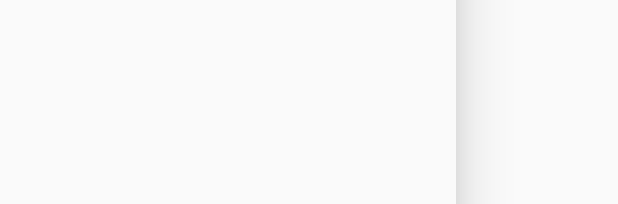
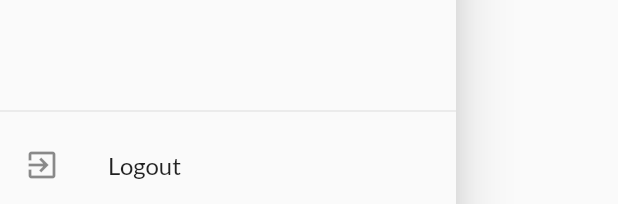
Before and after one commit to Rinnohara9803/myShop, a Flutter app: the AppDrawer widget shown alone on an empty page, opened directly, on a phone screen of 412 x 824 dp. Shown: the part 1029-1233 px from the top of the screen. Run offline on Flutter 3.47's test engine with Material 2 defaults, Android fonts, the phone set to English and light mode, and no system bars; our stand-ins replace shared_preferences, shimmer; accounts and stored records are empty; network calls fail.

Commit message:
auto logout functionality added

```diff
--- a/lib/main.dart
+++ b/lib/main.dart
@@ -63,9 +63,9 @@ class MyApp extends StatelessWidget {
               fontFamily: 'Lato',
             ),
             debugShowCheckedModeBanner: false,
-            initialRoute: auth.isAuth ? '/' : AuthPage.routeName,
+            home: auth.isAuth ? const ProductOverview() : AuthPage(),
             routes: {
-              '/': (ctx) => const ProductOverview(),
+              ProductOverview.routeName: (ctx) => const ProductOverview(),
               AuthPage.routeName: (ctx) => AuthPage(),
               ProductDetailPage.routeName: (ctx) => const ProductDetailPage(),
               CartPage.routeName: (ctx) => const CartPage(),
--- a/lib/screens/add_user_product_page.dart
+++ b/lib/screens/add_user_product_page.dart
@@ -298,7 +298,8 @@ class _AddUserProductPageState extends State<AddUserProductPage> {
                           }
                           if (!value.endsWith('.png') &&
                               !value.endsWith('.jpg') &&
-                              !value.endsWith('.jpeg')) {
+                              !value.endsWith('.jpeg') &&
+                              !value.endsWith('.gif')) {
                             return 'Please provide a valid Image URL';
                           }
                           return null;
--- a/lib/screens/product_overview_page.dart
+++ b/lib/screens/product_overview_page.dart
@@ -1,4 +1,5 @@
 import 'package:flutter/material.dart';
+import 'package:myshop/providers/auth.dart';
 import 'package:myshop/providers/cart.dart';
 import 'package:myshop/providers/products.dart';
 import 'package:myshop/screens/cart_page.dart';
@@ -15,6 +16,8 @@ enum Filters {
 
 class ProductOverview extends StatefulWidget {
   const ProductOverview({Key? key}) : super(key: key);
+
+  static const routeName = '/productOverview';
 
   @override
   State<ProductOverview> createState() => _ProductOverviewState();
--- a/lib/widgets/drawer.dart
+++ b/lib/widgets/drawer.dart
@@ -1,6 +1,9 @@
 import 'package:flutter/material.dart';
+import 'package:myshop/providers/auth.dart';
+import 'package:myshop/screens/auth_page.dart';
 import 'package:myshop/screens/orders_page.dart';
 import 'package:myshop/screens/user_products_page.dart';
+import 'package:provider/provider.dart';
 
 class AppDrawer extends StatelessWidget {
   const AppDrawer({Key? key}) : super(key: key);
@@ -53,6 +56,18 @@ class AppDrawer extends StatelessWidget {
             },
           ),
           const Divider(),
+          const Spacer(),
+          const Divider(),
+          ListTile(
+            leading: const Icon(
+              Icons.exit_to_app,
+            ),
+            title: const Text('Logout'),
+            onTap: () {
+              Navigator.of(context).pop();
+              Provider.of<Auth>(context, listen: false).logout();
+            },
+          ),
         ],
       ),
     );
--- a/lib/widgets/products_grid.dart
+++ b/lib/widgets/products_grid.dart
@@ -12,6 +12,11 @@ class ProductsGrid extends StatelessWidget {
     final theItems =
         !showFavourites ? productsData.items : productsData.favItems;
 
+    if (showFavourites == true && theItems.isEmpty) {
+      return const Center(
+        child: Text('No Favourites'),
+      );
+    } else {
       return GridView.builder(
         padding: const EdgeInsets.all(
           5,
@@ -32,3 +37,4 @@ class ProductsGrid extends StatelessWidget {
       );
     }
   }
+}
--- a/pubspec.yaml
+++ b/pubspec.yaml
@@ -37,6 +37,7 @@ dependencies:
   intl: ^0.17.0
   http: ^0.13.4
   shimmer: ^2.0.0
+  shared_preferences: ^2.0.12
 
 dev_dependencies:
   flutter_test:
```
Also changed, not shown: lib/providers/auth.dart (+55 -1 lines), lib/providers/cart.dart (+6 -6 lines), lib/screens/user_products_page.dart (+8 -7 lines), pubspec.lock. Lines whose indentation alone changed are shown as unchanged.
